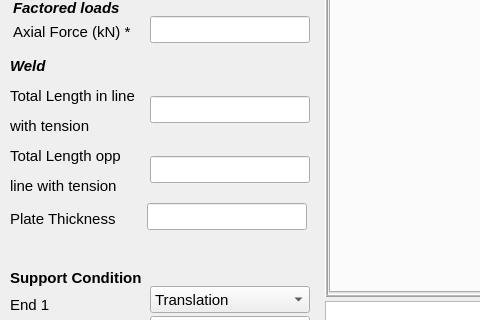
Before: the Qt Designer form Tension/ui_tension_welded.ui in umair342/Osdag3, drawn with Qt 5; both pictures show x 0 to 480 and y 253 to 573 of the 1366 by 768 pixel window.
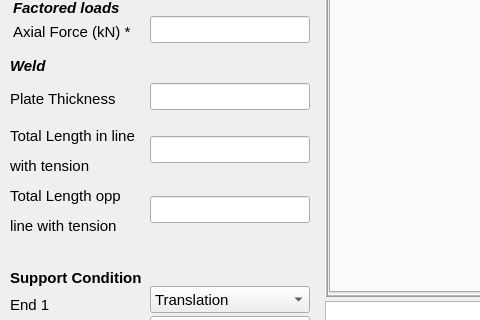
After: the same form once the commit is applied. Icons and pictures are not drawn.

```diff
--- a/Tension/ui_tension_welded.ui
+++ b/Tension/ui_tension_welded.ui
@@ -3102,7 +3102,7 @@
      <property name="geometry">
       <rect>
        <x>10</x>
-       <y>300</y>
+       <y>340</y>
        <width>131</width>
        <height>51</height>
       </rect>
@@ -3127,7 +3127,7 @@
      <property name="geometry">
       <rect>
        <x>150</x>
-       <y>310</y>
+       <y>350</y>
        <width>160</width>
        <height>27</height>
       </rect>
@@ -3499,7 +3499,7 @@
      <property name="geometry">
       <rect>
        <x>150</x>
-       <y>370</y>
+       <y>410</y>
        <width>160</width>
        <height>27</height>
       </rect>
@@ -3516,7 +3516,7 @@
      <property name="geometry">
       <rect>
        <x>10</x>
-       <y>360</y>
+       <y>400</y>
        <width>131</width>
        <height>51</height>
       </rect>
@@ -3540,8 +3540,8 @@
     <widget class="QLineEdit" name="txt_plate_thk">
      <property name="geometry">
       <rect>
-       <x>147</x>
-       <y>417</y>
+       <x>150</x>
+       <y>297</y>
        <width>160</width>
        <height>27</height>
       </rect>
@@ -3561,7 +3561,7 @@
      <property name="geometry">
       <rect>
        <x>10</x>
-       <y>420</y>
+       <y>300</y>
        <width>121</width>
        <height>25</height>
       </rect>
```
